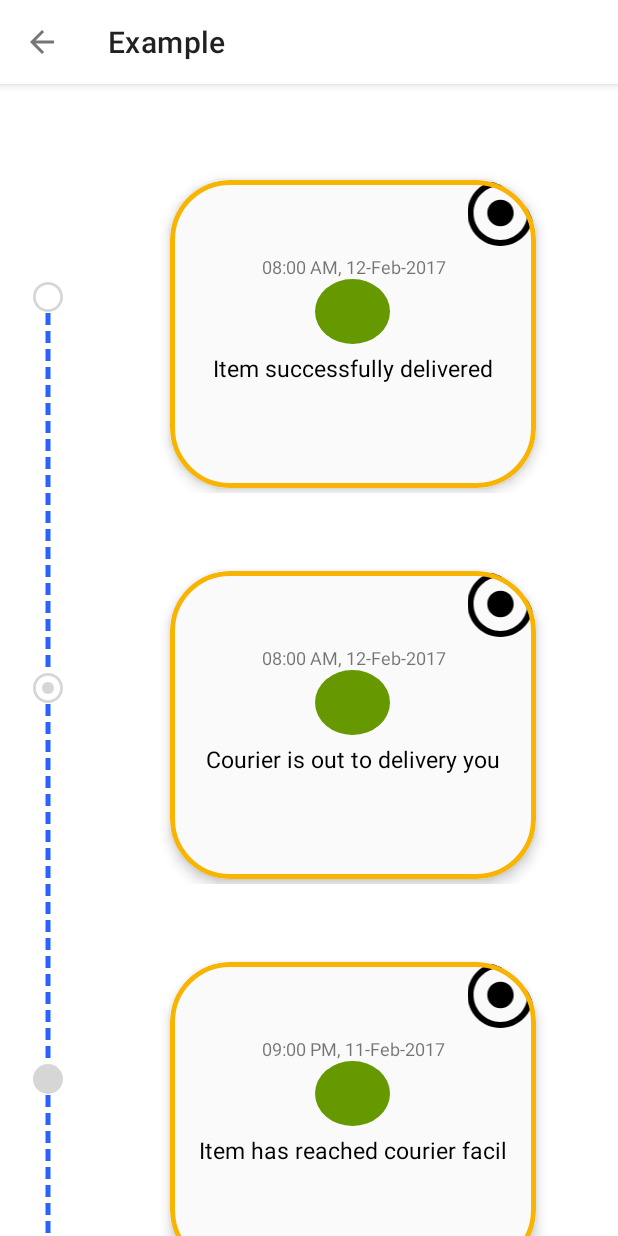
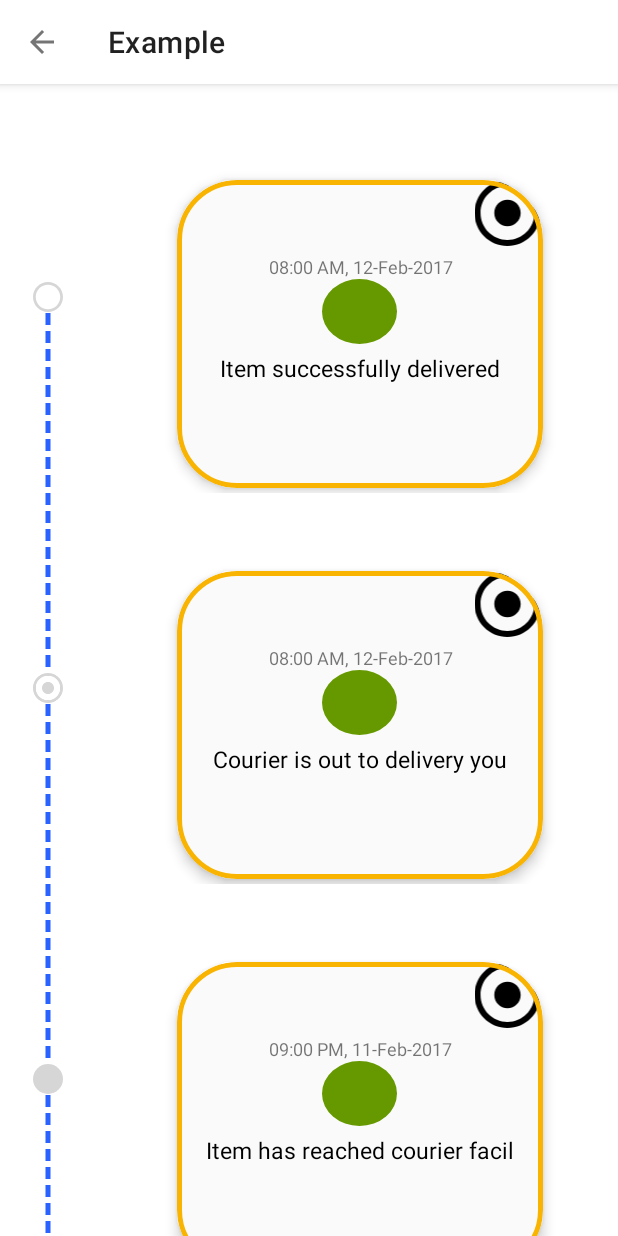
Before and after one commit to TiagoSantosDev/Plataforma_CRPG, an Android app: the ExampleActivity screen opened directly, with no data from a screen before it, on a phone screen of 412 x 824 dp. Run offline under Robolectric (Android 15) with nearby library versions, the phone set to English and light mode, and no system bars.

Commit message:
Repositioned element

```diff
--- a/app/src/main/res/layout/item_timeline.xml
+++ b/app/src/main/res/layout/item_timeline.xml
@@ -25,7 +25,7 @@
         android:layout_height="50dp"
         android:layout_gravity="center_vertical"
         android:layout_marginTop="30dp"
-        android:layout_marginRight="5dp"
+        android:layout_marginLeft="10dp"
         android:layout_marginBottom="15dp">
 
         <TextView
```
